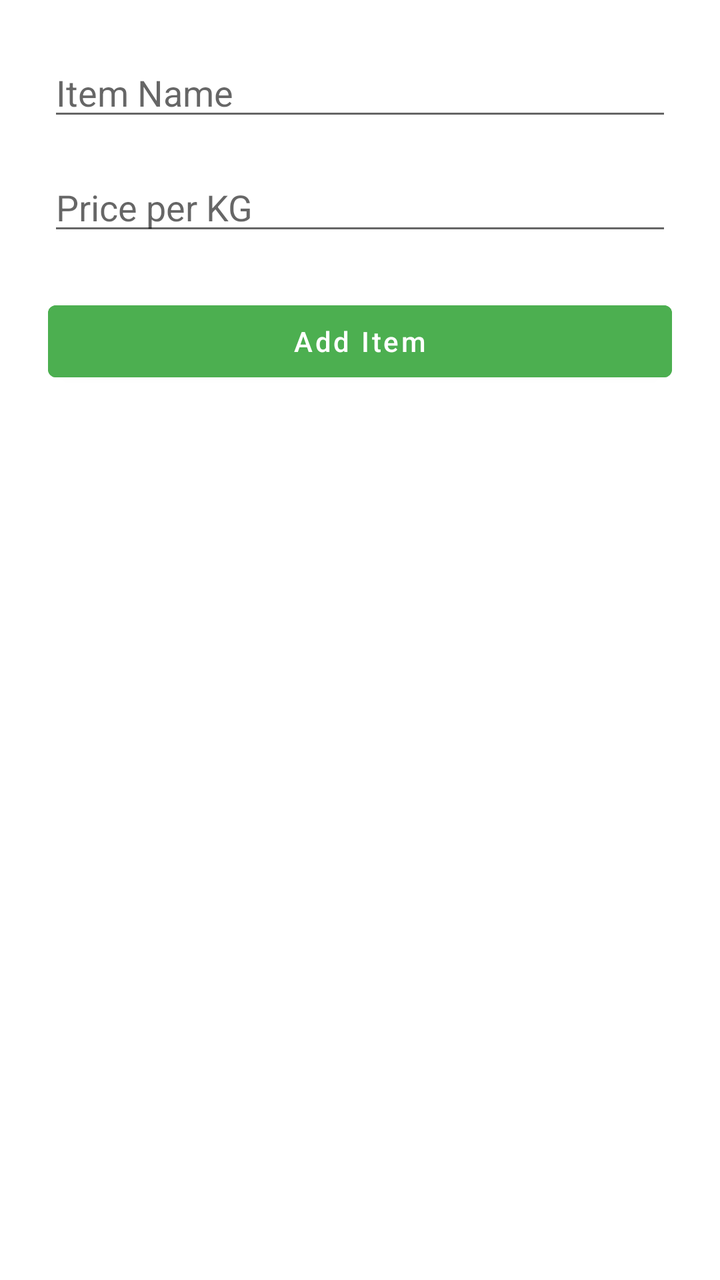
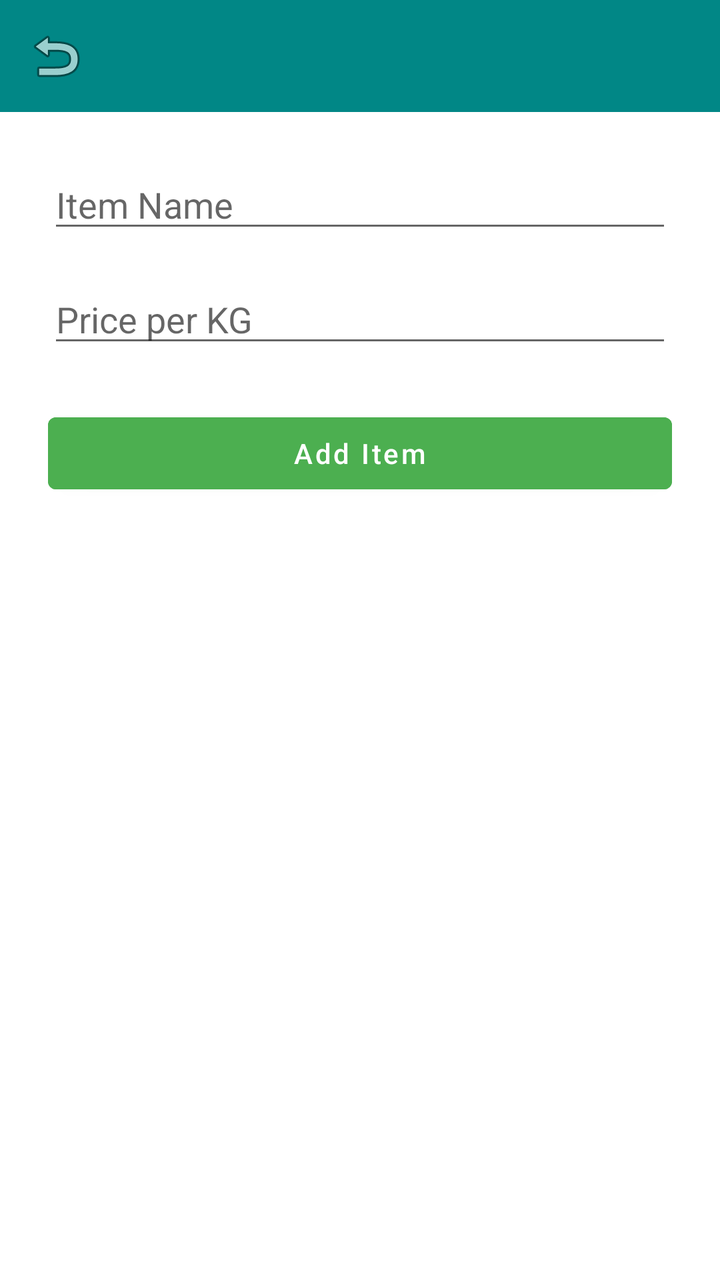

Compare the two renders of this Android layout. The source of the first and the diff that turns it into the second are given below.
<!-- AndroidManifest.xml: application theme Theme.Lab_REST -->
<!-- res/layout/activity_add_item.xml -->
<?xml version="1.0" encoding="utf-8"?>
<LinearLayout xmlns:android="http://schemas.android.com/apk/res/android"
    android:layout_width="match_parent"
    android:layout_height="match_parent"
    android:orientation="vertical"
    android:padding="24dp"
    android:background="#FFFFFF">

    <EditText
        android:id="@+id/etItemName"
        android:layout_width="match_parent"
        android:layout_height="wrap_content"
        android:hint="Item Name"
        android:inputType="textPersonName"
        android:layout_marginBottom="16dp"/>

    <EditText
        android:id="@+id/etPrice"
        android:layout_width="match_parent"
        android:layout_height="wrap_content"
        android:hint="Price per KG"
        android:inputType="numberDecimal"
        android:layout_marginBottom="24dp"/>

    <Button
        android:id="@+id/btnAddItem"
        android:layout_width="match_parent"
        android:layout_height="wrap_content"
        android:text="Add Item"
        android:backgroundTint="#4CAF50"
        android:textColor="#FFFFFF"
        android:textAllCaps="false"/>
</LinearLayout>
<!-- resources referenced by this layout -->
<resources>
  <style name="Theme.Lab_REST" parent="Theme.MaterialComponents.DayNight.NoActionBar">
          
          <item name="colorPrimary">@color/teal_700</item>
          <item name="colorPrimaryVariant">@color/teal_900</item>
          <item name="colorOnPrimary">@color/white</item>
  
          <item name="colorSecondary">@color/amber_500</item>
          <item name="colorSecondaryVariant">@color/amber_700</item>
          <item name="colorOnSecondary">@color/black</item>
  
          
          <item name="android:statusBarColor">@color/teal_900</item>
          <item name="android:navigationBarColor">@color/black</item>
  
          
          
          <item name="windowActionBar">false</item>
          <item name="windowNoTitle">true</item>
      </style>
  <color name="teal_700">#018786</color>
  <color name="teal_900">#00574B</color>
  <color name="white">#FFFFFF</color>
  <color name="amber_500">#FFC107</color>
  <color name="amber_700">#FFA000</color>
  <color name="black">#000000</color>
</resources>

<!-- the commit's change to res/layout/activity_add_item.xml (unified diff, before → after) -->
@@ -1,33 +1,56 @@
 <?xml version="1.0" encoding="utf-8"?>
-<LinearLayout xmlns:android="http://schemas.android.com/apk/res/android"
+<androidx.coordinatorlayout.widget.CoordinatorLayout
+    xmlns:android="http://schemas.android.com/apk/res/android"
+    xmlns:app="http://schemas.android.com/apk/res-auto"
+    android:id="@+id/main"
     android:layout_width="match_parent"
     android:layout_height="match_parent"
-    android:orientation="vertical"
-    android:padding="24dp"
-    android:background="#FFFFFF">
+    android:background="#FFFFFF"
+    android:fitsSystemWindows="false">
 
-    <EditText
-        android:id="@+id/etItemName"
+    
+    <com.google.android.material.appbar.MaterialToolbar
+        android:id="@+id/Toolbar"
         android:layout_width="match_parent"
-        android:layout_height="wrap_content"
-        android:hint="Item Name"
-        android:inputType="textPersonName"
-        android:layout_marginBottom="16dp"/>
+        android:layout_height="?attr/actionBarSize"
+        android:background="?attr/colorPrimary"
+        android:theme="@style/ThemeOverlay.Material3.Dark.ActionBar"
+        android:title=""
+        app:navigationIcon="@android:drawable/ic_menu_revert"
+        android:fitsSystemWindows="false"/>
 
-    <EditText
-        android:id="@+id/etPrice"
+    
+    <LinearLayout
         android:layout_width="match_parent"
-        android:layout_height="wrap_content"
-        android:hint="Price per KG"
-        android:inputType="numberDecimal"
-        android:layout_marginBottom="24dp"/>
+        android:layout_height="match_parent"
+        android:orientation="vertical"
+        android:padding="24dp"
+        android:layout_marginTop="?attr/actionBarSize"
+        android:fitsSystemWindows="false">
 
-    <Button
-        android:id="@+id/btnAddItem"
-        android:layout_width="match_parent"
-        android:layout_height="wrap_content"
-        android:text="Add Item"
-        android:backgroundTint="#4CAF50"
-        android:textColor="#FFFFFF"
-        android:textAllCaps="false"/>
-</LinearLayout>
+        <EditText
+            android:id="@+id/etItemName"
+            android:layout_width="match_parent"
+            android:layout_height="wrap_content"
+            android:hint="Item Name"
+            android:inputType="textPersonName"
+            android:layout_marginBottom="16dp"/>
+
+        <EditText
+            android:id="@+id/etPrice"
+            android:layout_width="match_parent"
+            android:layout_height="wrap_content"
+            android:hint="Price per KG"
+            android:inputType="numberDecimal"
+            android:layout_marginBottom="24dp"/>
+
+        <Button
+            android:id="@+id/btnAddItem"
+            android:layout_width="match_parent"
+            android:layout_height="wrap_content"
+            android:text="Add Item"
+            android:backgroundTint="#4CAF50"
+            android:textColor="#FFFFFF"
+            android:textAllCaps="false"/>
+    </LinearLayout>
+</androidx.coordinatorlayout.widget.CoordinatorLayout>
